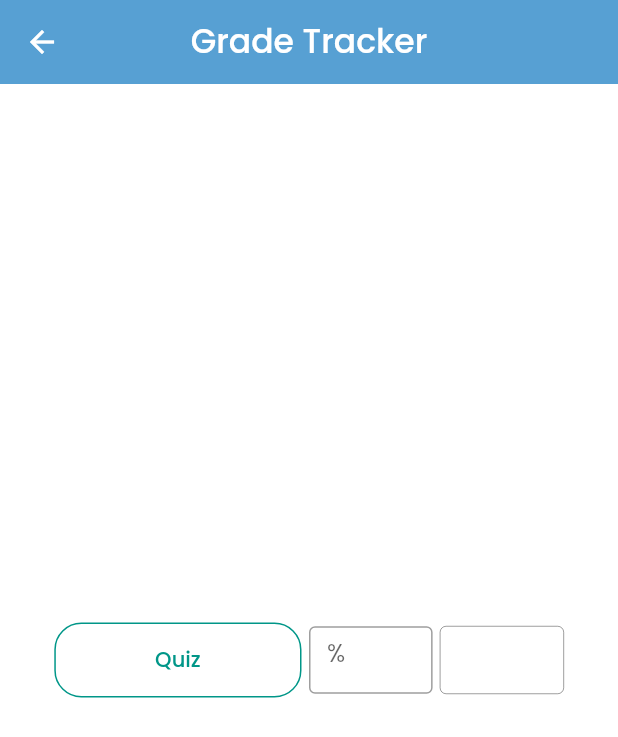
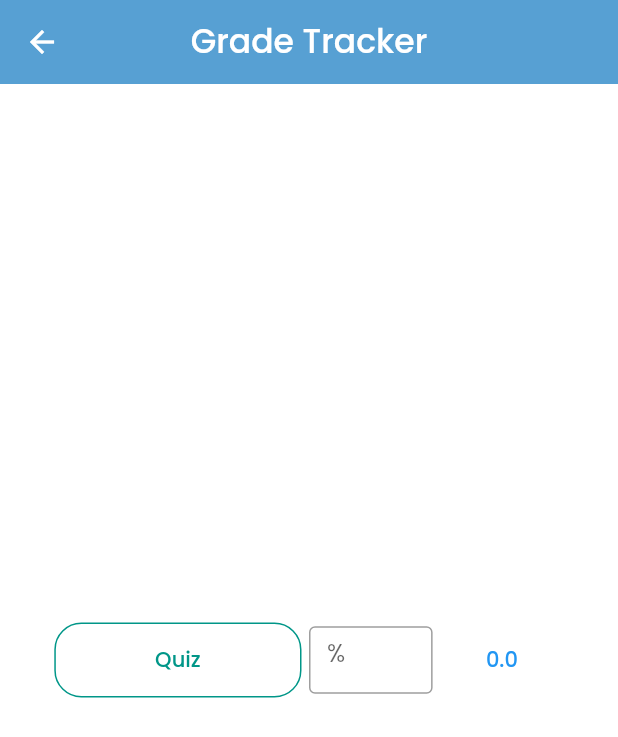
Before and after one commit to CS-JustinDelaRapa/Simplify, a Flutter app: the GradeTrackerPage screen opened directly, on a phone screen of 412 x 824 dp. Shown: the top 737 px of the screen. Run offline on Flutter 3.47's test engine with Material 2 defaults, Android fonts, the phone set to English and light mode, and no system bars; our stand-ins replace cloud_firestore, curved_navigation_bar, firebase_auth, firebase_core, flutter_datetime_picker, flutter_local_notifications and 6 more; missing offline and left inert: profanity_filter; accounts and stored records are empty.

Commit message:
gradetracker

```diff
--- a/lib/page/gradeTracker/Grade_Tracker_Page.dart
+++ b/lib/page/gradeTracker/Grade_Tracker_Page.dart
@@ -14,6 +14,8 @@ class _GradeTrackerPage extends State<GradeTrackerPage> {
   String subject = "";
   String totalQuiz = "";
   String percent = "";
+  String? quizGrade;
+
   @override
   void initState() {
     super.initState();
@@ -21,7 +23,9 @@ class _GradeTrackerPage extends State<GradeTrackerPage> {
   }
 
   Future refreshState() async {
-    setState(() {});
+    setState(() {
+      quizGrade = widget.totalQuiz1.toString();
+    });
   }
 
   @override
@@ -79,7 +83,7 @@ class _GradeTrackerPage extends State<GradeTrackerPage> {
                                     ElevatedButton(
                                       child: Text("OK"),
                                       onPressed: () {
-                                        Navigator.push(
+                                        Navigator.pushReplacement(
                                           context,
                                           MaterialPageRoute(
                                             builder: (context) => quiz(
@@ -129,29 +133,36 @@ class _GradeTrackerPage extends State<GradeTrackerPage> {
             ),
             SizedBox(width: 5),
             SizedBox(
-              width: MediaQuery.of(context).size.width * 0.2,
-              height: 45,
-              child: TextFormField(
-                  enabled: false,
-                  initialValue: totalQuiz1,
-                  onChanged: (value) {
-                    setState(() {
-                      widget.totalQuiz1 = double.parse(value);
-                    });
+                width: MediaQuery.of(context).size.width * 0.2,
+                height: 45,
+                child: TextButton(
+                  child: Text('$quizGrade'),
+                  onPressed: () {
+                    print(totalQuiz1);
+                    quizGrade = totalQuiz1.toString();
                   },
-                  keyboardType: TextInputType.number,
-                  maxLength: 2,
-                  decoration: InputDecoration(
-                    counterText: "",
-                    border: OutlineInputBorder(),
-                  )),
-            ),
+                )),
           ],
         ),
       ),
     );
   }
 }
+
+// TextFormField(
+//                   enabled: false,
+//                   onChanged: (value) {
+//                     setState(() {
+//                       widget.totalQuiz1 = double.parse(value);
+//                       quizGrade = widget.totalQuiz1.toString();
+//                       print(quizGrade);
+//                     });
+//                   },
+//                   initialValue: '$quizGrade',
+//                   maxLength: 2,
+//                   decoration: InputDecoration(
+//                     border: OutlineInputBorder(),
+//                   )),
         //  Padding(
         //       padding: const EdgeInsets.all(8.0),
         //       child: TextButton(
```
Also changed, not shown: lib/page/gradeTracker/quiz.dart (+7 -10 lines).
